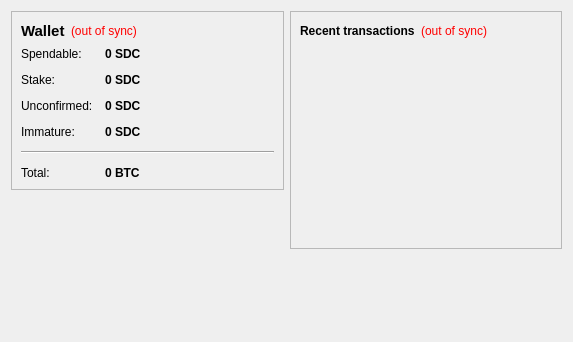
This is src/qt/forms/overviewpage.ui in openrightlabs/StealthCash as Qt 5 draws it before an edit. The edited form follows.
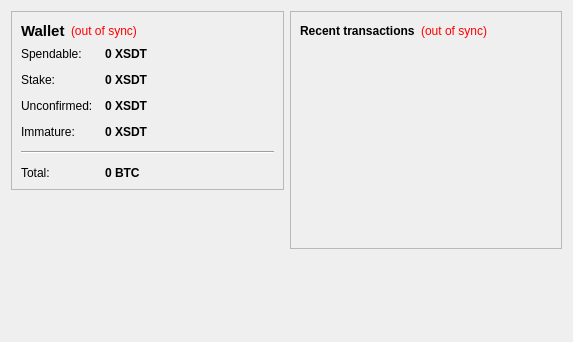
This is the edited form.

Diff of the .ui file:
```diff
--- a/src/qt/forms/overviewpage.ui
+++ b/src/qt/forms/overviewpage.ui
@@ -105,7 +105,7 @@
              <string>Your current spendable balance</string>
             </property>
             <property name="text">
-             <string notr="true">0 SDC</string>
+             <string notr="true">0 XSDT</string>
             </property>
             <property name="textInteractionFlags">
              <set>Qt::LinksAccessibleByMouse|Qt::TextSelectableByKeyboard|Qt::TextSelectableByMouse</set>
@@ -134,7 +134,7 @@
              <string>Total of coins that was staked, and do not yet count toward the current balance</string>
             </property>
             <property name="text">
-             <string notr="true">0 SDC</string>
+             <string notr="true">0 XSDT</string>
             </property>
             <property name="textInteractionFlags">
              <set>Qt::LinksAccessibleByMouse|Qt::TextSelectableByKeyboard|Qt::TextSelectableByMouse</set>
@@ -163,7 +163,7 @@
              <string>Total of transactions that have yet to be confirmed, and do not yet count toward the current balance</string>
             </property>
             <property name="text">
-             <string notr="true">0 SDC</string>
+             <string notr="true">0 XSDT</string>
             </property>
             <property name="textInteractionFlags">
              <set>Qt::LinksAccessibleByMouse|Qt::TextSelectableByKeyboard|Qt::TextSelectableByMouse</set>
@@ -189,7 +189,7 @@
              <string>Mined balance that has not yet matured</string>
             </property>
             <property name="text">
-             <string notr="true">0 SDC</string>
+             <string notr="true">0 XSDT</string>
             </property>
             <property name="textInteractionFlags">
              <set>Qt::LinksAccessibleByMouse|Qt::TextSelectableByKeyboard|Qt::TextSelectableByMouse</set>
```
Left out of the diff: 4 changed lines with no effect on the pictures.
